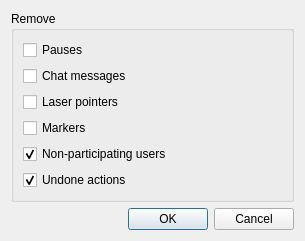
Qt form src/client/ui/recfilter.ui (drawpile/Drawpile) before a commit.
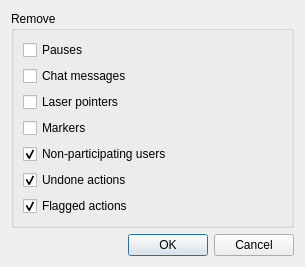
The same form after that commit.

Commit message:
Feature: select actions for filtering
Individual actions can be selected from the recording index to be removed by filtering.

```diff
--- a/src/client/ui/recfilter.ui
+++ b/src/client/ui/recfilter.ui
@@ -7,7 +7,7 @@
     <x>0</x>
     <y>0</y>
     <width>305</width>
-    <height>201</height>
+    <height>226</height>
    </rect>
   </property>
   <property name="windowTitle">
@@ -68,6 +68,16 @@
         </property>
        </widget>
       </item>
+      <item>
+       <widget class="QCheckBox" name="removeSilenced">
+        <property name="text">
+         <string>Flagged actions</string>
+        </property>
+        <property name="checked">
+         <bool>true</bool>
+        </property>
+       </widget>
+      </item>
      </layout>
     </widget>
    </item>
```
The commit also changes 7 other files.
